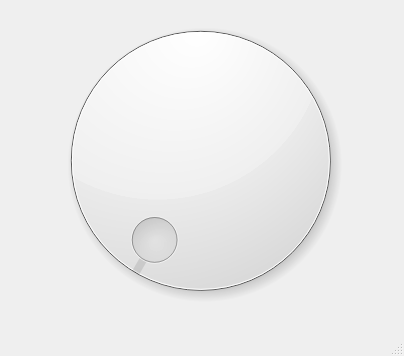
This is QT/main.ui in ks00141/ks00141 as Qt 5 draws it before an edit. The edited form follows.
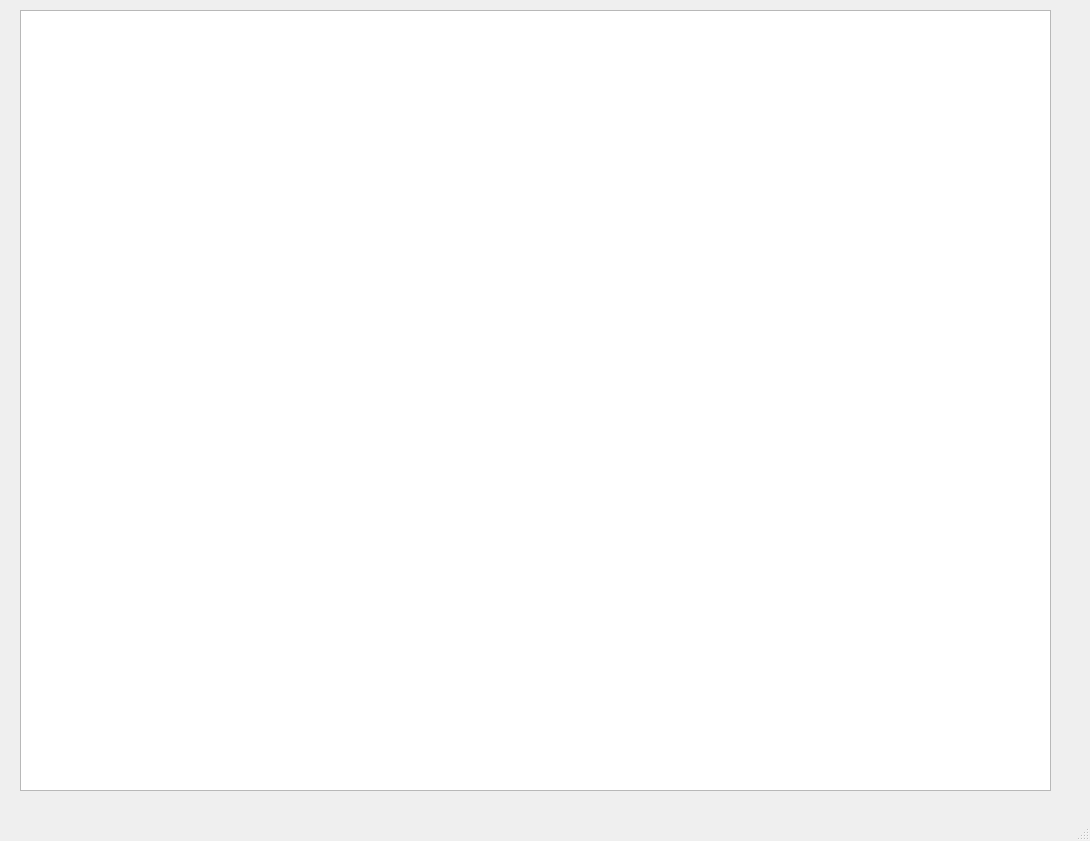
This is the edited form.

```diff
--- a/QT/main.ui
+++ b/QT/main.ui
@@ -6,21 +6,21 @@
    <rect>
     <x>0</x>
     <y>0</y>
-    <width>404</width>
-    <height>356</height>
+    <width>1090</width>
+    <height>841</height>
    </rect>
   </property>
   <property name="windowTitle">
    <string>MainWindow</string>
   </property>
   <widget class="QWidget" name="centralwidget">
-   <widget class="QDial" name="dial">
+   <widget class="QTreeView" name="treeView">
     <property name="geometry">
      <rect>
-      <x>0</x>
-      <y>0</y>
-      <width>401</width>
-      <height>321</height>
+      <x>20</x>
+      <y>10</y>
+      <width>1031</width>
+      <height>781</height>
      </rect>
     </property>
    </widget>
```
Left out of the diff: 2 changed lines with no effect on the pictures.
